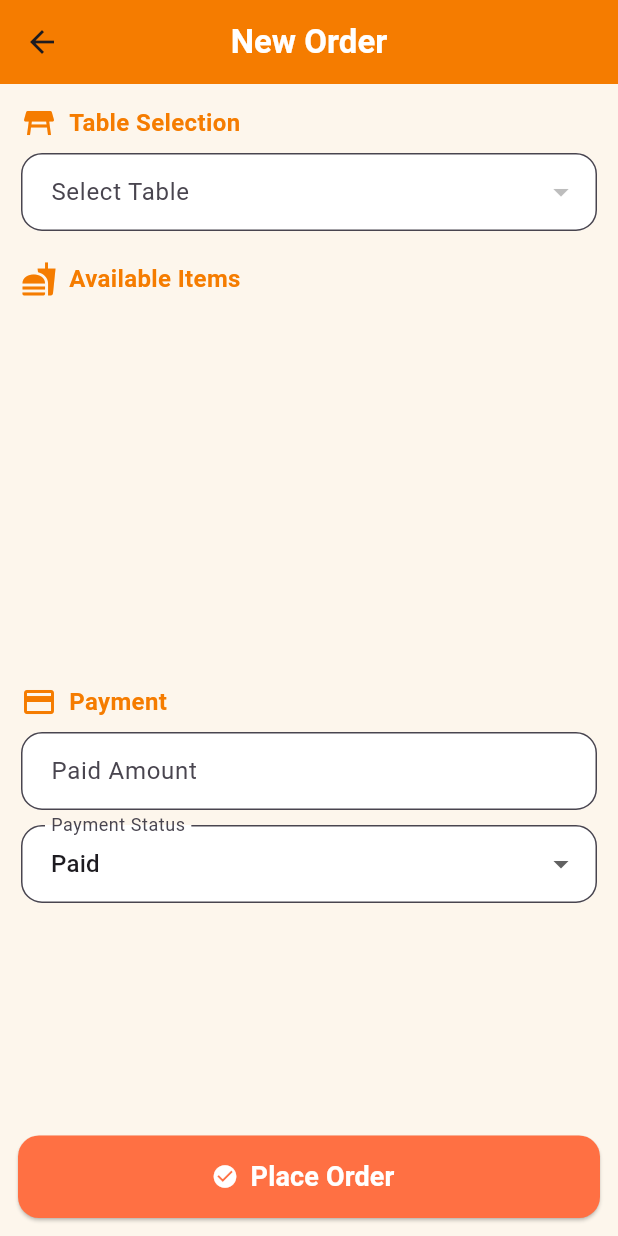
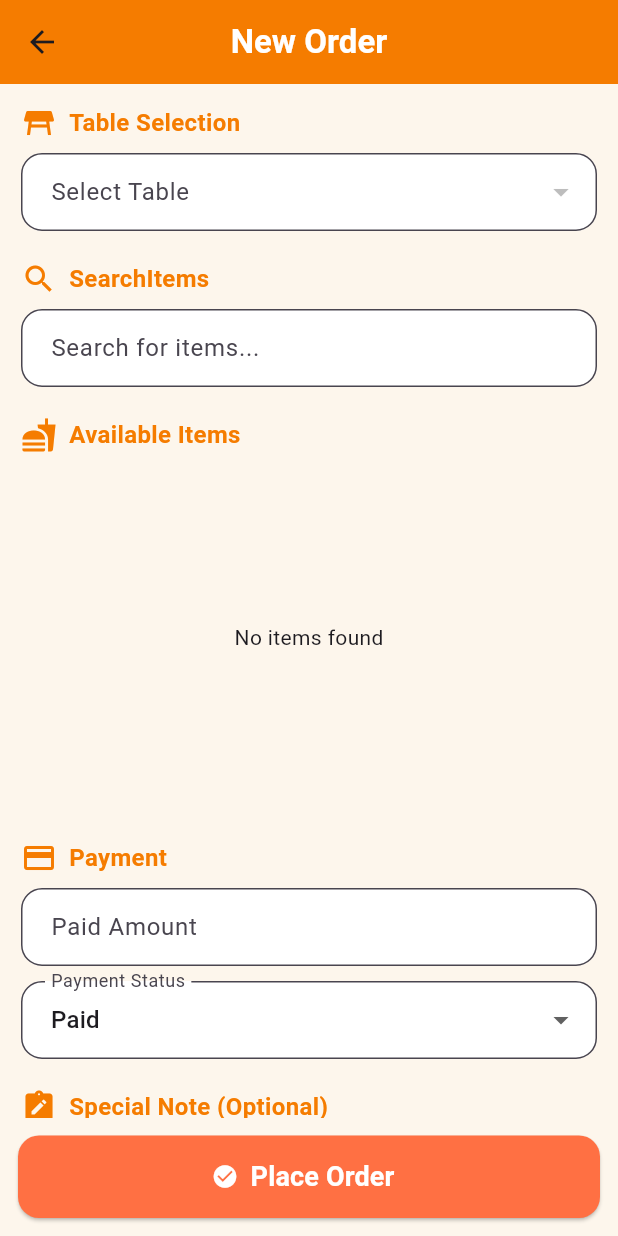
Before and after one commit to archana-acharya1/cafe, a Flutter app: the OrderScreen screen opened directly, on a phone screen of 412 x 824 dp. Run offline on Flutter 3.47's test engine with Material 3 defaults, Android fonts, the light colour scheme and no system bars; our stand-ins replace file_picker, hive, hive_flutter, image_picker, pdf, printing and 1 more; missing offline and left inert: nepali_date_picker; accounts and stored records are empty; generated files the repository leaves out were written again.

Commit message:
updated code backup

```diff
--- a/lib/main.dart
+++ b/lib/main.dart
@@ -1,3 +1,4 @@
+import 'package:deskgoo_cafe/models/stock_model.dart';
 import 'package:flutter/material.dart';
 import 'package:hive_flutter/hive_flutter.dart';
 import 'models/orderId_model.dart';
@@ -9,6 +10,7 @@ import 'models/order_model.dart';
 import 'models/order_item.dart';
 
 import 'screens/login_page.dart';
+import 'screens/stock_screen.dart';
 
 void main() async {
   WidgetsFlutterBinding.ensureInitialized();
@@ -22,6 +24,7 @@ void main() async {
   Hive.registerAdapter(OrderModelAdapter());
   Hive.registerAdapter(OrderItemAdapter());
   Hive.registerAdapter(OrderIdModelAdapter());
+  Hive.registerAdapter(StockModelAdapter());
 
 
   await Hive.openBox<UserModel>('users');
@@ -32,6 +35,7 @@ void main() async {
   await Hive.openBox('settings');
 
   await Hive.openBox<OrderIdModel>('orderId');
+  await Hive.openBox<StockModel>('stocks');
 
   final userBox = Hive.box<UserModel>('users');
   if (userBox.isEmpty) {
--- a/lib/models/order_model.dart
+++ b/lib/models/order_model.dart
@@ -44,6 +44,12 @@ class OrderModel extends HiveObject {
   @HiveField(12)
   int? orderId;
 
+  @HiveField(13)
+  String? paymentMethod;
+
+  @HiveField(14)
+  String? note;
+
   OrderModel({
     this.orderId = 0,
     required this.tableName,
@@ -58,9 +64,9 @@ class OrderModel extends HiveObject {
     this.taxId,
     DateTime? createdAt,
     this.isCheckedOut = false,
-
+    this.paymentMethod,
+    this.note,
   }) : createdAt = createdAt ?? DateTime.now();
-
 
   Map<String, dynamic> toMap() {
     return {
@@ -81,6 +87,8 @@ class OrderModel extends HiveObject {
       'discount': discount,
       'taxId': taxId,
       'orderId': orderId,
+      'paymentMethod': paymentMethod,
+      'note': note,
     };
   }
 }
--- a/lib/screens/dashboard.dart
+++ b/lib/screens/dashboard.dart
@@ -1,4 +1,5 @@
 import 'package:deskgoo_cafe/screens/home_screen.dart';
+import 'package:deskgoo_cafe/screens/stock_screen.dart';
 import 'package:flutter/material.dart';
 import 'login_page.dart';
 import 'area_screen.dart';
@@ -65,6 +66,8 @@ class _DashboardState extends State<Dashboard> {
         return const OrdersScreen();
       case 'Home':
         return const HomeScreen();
+      case 'Stock':
+        return const StockScreen();
 
       default:
         return const Center(child: Text('Welcome to Deskgoo Cafe!'));
@@ -109,6 +112,7 @@ class _DashboardState extends State<Dashboard> {
               drawerItem('Tables', Icons.table_bar),
               drawerItem('New Order', Icons.add_shopping_cart),
               drawerItem('Orders', Icons.receipt),
+              drawerItem('Stock', Icons.inventory),
             ],
           ),
         ),
--- a/lib/screens/order_screen.dart
+++ b/lib/screens/order_screen.dart
@@ -38,7 +38,13 @@ class _OrderScreenState extends State<OrderScreen> {
   double paidAmount = 0;
   String paymentStatus = "Paid";
   String? customerName;
+  String? note;
+
   final TextEditingController _paidAmountController = TextEditingController();
+  final TextEditingController _noteController = TextEditingController();
+
+  final TextEditingController _searchController = TextEditingController();
+  String searchQuery = "";
 
   double get total =>
       orderItems.fold(0, (sum, item) => sum + (item.price * item.quantity));
@@ -49,7 +55,12 @@ class _OrderScreenState extends State<OrderScreen> {
   void initState() {
     super.initState();
 
-    // Pre-select table if provided
+    _searchController.addListener(() {
+      setState(() {
+        searchQuery = _searchController.text.toLowerCase();
+      });
+    });
+
     if (widget.initialTableName != null) {
       final table = tableBox.values.firstWhere(
             (t) => t.name == widget.initialTableName,
@@ -61,7 +72,6 @@ class _OrderScreenState extends State<OrderScreen> {
       selectedArea = table.area;
     }
 
-    // Load existing order if editing
     if (widget.order != null) {
       order = widget.order;
       selectedTable = order!.tableName;
@@ -69,14 +79,18 @@ class _OrderScreenState extends State<OrderScreen> {
       customerName = order!.customerName;
       paidAmount = order!.paidAmount ?? 0;
       paymentStatus = order!.paymentStatus ?? "Paid";
+      note = order!.note;
       orderItems.addAll(order!.items);
       _paidAmountController.text = paidAmount.toStringAsFixed(2);
+      _noteController.text = note ?? "";
     }
   }
 
   @override
   void dispose() {
     _paidAmountController.dispose();
+    _noteController.dispose();
+    _searchController.dispose();
     super.dispose();
   }
 
@@ -120,7 +134,6 @@ class _OrderScreenState extends State<OrderScreen> {
       }
     });
 
-    // update Paid Amount automatically if Paid selected
     if (paymentStatus == "Paid") {
       setState(() {
         paidAmount = total;
@@ -148,6 +161,9 @@ class _OrderScreenState extends State<OrderScreen> {
       existingOrder.paymentStatus = paymentStatus;
       existingOrder.customerName =
       paymentStatus == "Credit" ? customerName : null;
+      existingOrder.note = _noteController.text.trim().isNotEmpty
+          ? _noteController.text.trim()
+          : null;
 
       await existingOrder.save();
 
@@ -183,11 +199,13 @@ class _OrderScreenState extends State<OrderScreen> {
       dueAmount: due,
       paymentStatus: paymentStatus,
       customerName: paymentStatus == "Credit" ? customerName : null,
+      note: _noteController.text.trim().isNotEmpty
+          ? _noteController.text.trim()
+          : null,
     );
 
     Hive.box<OrderModel>('orders').add(createdOrder);
 
-    // update table status
     for (final t in tableBox.values) {
       if (t.name == selectedTable) {
         t.status = "Occupied";
@@ -206,10 +224,17 @@ class _OrderScreenState extends State<OrderScreen> {
     );
   }
 
+
   @override
   Widget build(BuildContext context) {
-    final availableItems =
-    itemBox.values.where((i) => i.isAvailable && i.units.isNotEmpty).toList();
+    final availableItems = itemBox.values
+        .where((i) =>
+    i.isAvailable &&
+        i.units.isNotEmpty &&
+        (searchQuery.isEmpty ||
+            i.name.toLowerCase().contains(searchQuery)))
+        .toList();
+
 
     final themeColor = const Color(0xFFF57C00);
     final accentColor = const Color(0xFFFF7043);
@@ -253,7 +278,18 @@ class _OrderScreenState extends State<OrderScreen> {
               },
             ),
 
-            // ⚡ Available Items
+            const SizedBox(height: 20),
+            SectionHeader(
+                title: "SearchItems",
+                icon: Icons.search,
+                color: themeColor,
+            ),
+            const SizedBox(height: 8),
+            TextField(
+              controller: _searchController,
+              decoration: _inputDecoration("Search for items..."),
+            ),
+
             const SizedBox(height: 20),
             SectionHeader(
               title: "Available Items",
@@ -263,7 +299,9 @@ class _OrderScreenState extends State<OrderScreen> {
             const SizedBox(height: 8),
             SizedBox(
               height: 230,
-              child: ListView.builder(
+              child: availableItems.isEmpty
+                  ?const Center(child: Text("No items found"))
+               : ListView.builder(
                 scrollDirection: Axis.horizontal,
                 itemCount: availableItems.length,
                 itemBuilder: (context, index) {
@@ -291,10 +329,11 @@ class _OrderScreenState extends State<OrderScreen> {
                                       ? Image.file(File(item.imagePath!),
                                       width: double.infinity,
                                       fit: BoxFit.cover)
-                                      : Container(
+                                   : Container(
                                     color: Colors.grey[200],
                                     child: const Icon(Icons.fastfood,
-                                        size: 48, color: Colors.grey),
+                                        size: 48,
+                                        color: Colors.grey),
                                   ),
                                 ),
                               ),
@@ -320,7 +359,6 @@ class _OrderScreenState extends State<OrderScreen> {
               ),
             ),
 
-            // ⚡ Order Items
             if (orderItems.isNotEmpty) ...[
               const SizedBox(height: 20),
               SectionHeader(
@@ -422,7 +460,6 @@ class _OrderScreenState extends State<OrderScreen> {
               ),
             ],
 
-            // ⚡ Payment Section
             const SizedBox(height: 20),
             SectionHeader(
               title: "Payment",
@@ -473,6 +510,19 @@ class _OrderScreenState extends State<OrderScreen> {
                   onChanged: (val) => setState(() => customerName = val),
                 ),
               ),
+            const SizedBox(height: 20),
+            SectionHeader(
+              title: "Special Note (Optional)",
+              icon: Icons.note_alt,
+              color: themeColor,
+            ),
+            const SizedBox(height: 8),
+            TextFormField(
+              controller: _noteController,
+              maxLines: 3,
+              decoration: _inputDecoration("Add a note (e.g. extra cheese, spicy, etc.)"),
+            ),
+
             const SizedBox(height: 80),
           ],
         ),
@@ -566,28 +616,27 @@ class _SelectUnitDialogState extends State<_SelectUnitDialog> {
         children: [
           DropdownButtonFormField<UnitOption>(
             value: selected,
-            items: widget.item.units
-                .map((u) => DropdownMenuItem(
-              value: u,
-              child: Text("${u.unitName} (${u.price.toStringAsFixed(2)})"),
-            ))
-                .toList(),
-            onChanged: (val) => setState(() => selected = val),
+            items: widget.item.units.map((u) {
+              return DropdownMenuItem(value: u, child: Text(u.unitName));
+            }).toList(),
+            onChanged: (u) => setState(() => selected = u),
           ),
-          const SizedBox(height: 10),
+          const SizedBox(height: 12),
           Row(
+            mainAxisAlignment: MainAxisAlignment.center,
             children: [
-              const Text("Qty"),
-              const SizedBox(width: 10),
               IconButton(
-                icon: const Icon(Icons.remove),
-                onPressed: () => setState(() {
-                  if (qty > 1) qty--;
-                }),
+                icon: const Icon(Icons.remove_circle),
+                onPressed: () {
+                  if (qty > 1) {
+                    setState(() => qty--);
+                  }
+                },
               ),
-              Text("$qty"),
+              Text(qty.toString(),
+                  style: const TextStyle(fontWeight: FontWeight.bold)),
               IconButton(
-                icon: const Icon(Icons.add),
+                icon: const Icon(Icons.add_circle),
                 onPressed: () => setState(() => qty++),
               ),
             ],
@@ -595,20 +644,22 @@ class _SelectUnitDialogState extends State<_SelectUnitDialog> {
         ],
       ),
       actions: [
-        TextButton(onPressed: () => Navigator.pop(context), child: const Text("Cancel")),
+        TextButton(
+            onPressed: () => Navigator.pop(context),
+            child: const Text("Cancel")),
         ElevatedButton(
           onPressed: selected == null
               ? null
-              : () => Navigator.pop(
-            context,
-            _ChosenUnit(
-              unitName: selected!.unitName,
-              price: selected!.price,
-              qty: qty,
-            ),
-          ),
+              : () {
+            Navigator.pop(
+                context,
+                _ChosenUnit(
+                    unitName: selected!.unitName,
+                    price: selected!.price,
+                    qty: qty));
+          },
           child: const Text("Add"),
-        ),
+        )
       ],
     );
   }
@@ -618,10 +669,5 @@ class _ChosenUnit {
   final String unitName;
   final double price;
   final int qty;
-
-  _ChosenUnit({
-    required this.unitName,
-    required this.price,
-    required this.qty,
-  });
+  _ChosenUnit({required this.unitName, required this.price, required this.qty});
 }
```
Also changed, not shown: lib/models/stock_model.dart (+34 -32 lines), lib/screens/orders_screen.dart (+53 -20 lines), lib/screens/stock_screen.dart (added, +273 -0 lines), lib/widgets/order_card.dart (+14 -1 lines), lib/models/order_model.g.dart, lib/models/stock_model.g.dart (added), lib/services/api_service.dart (added).
